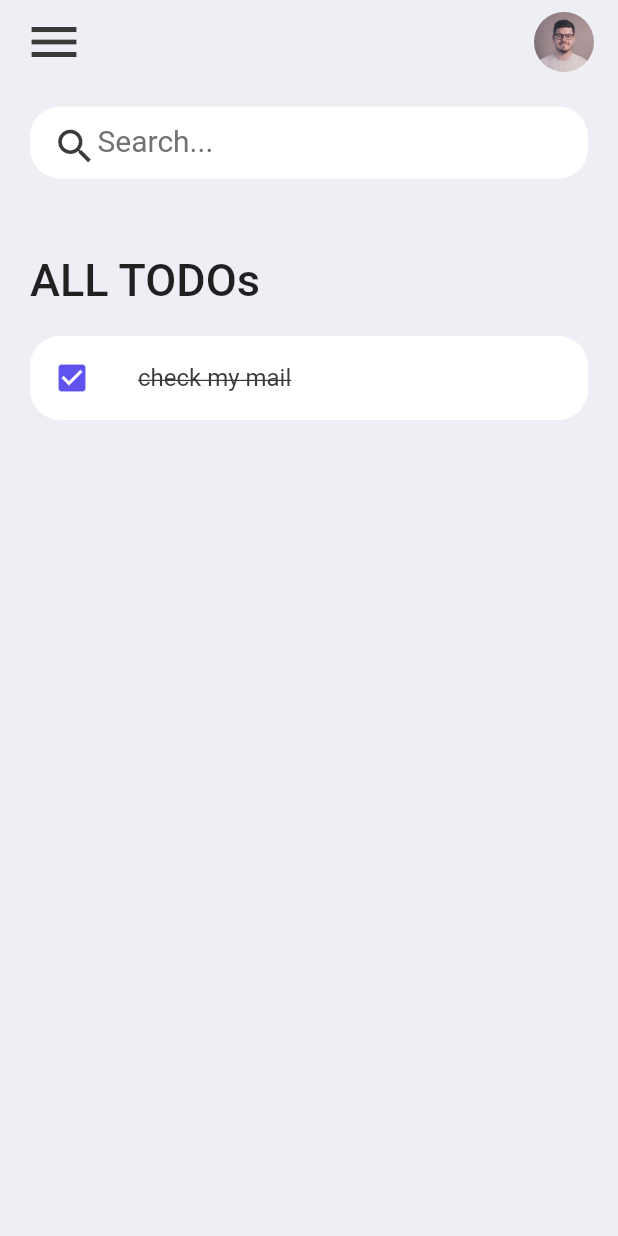
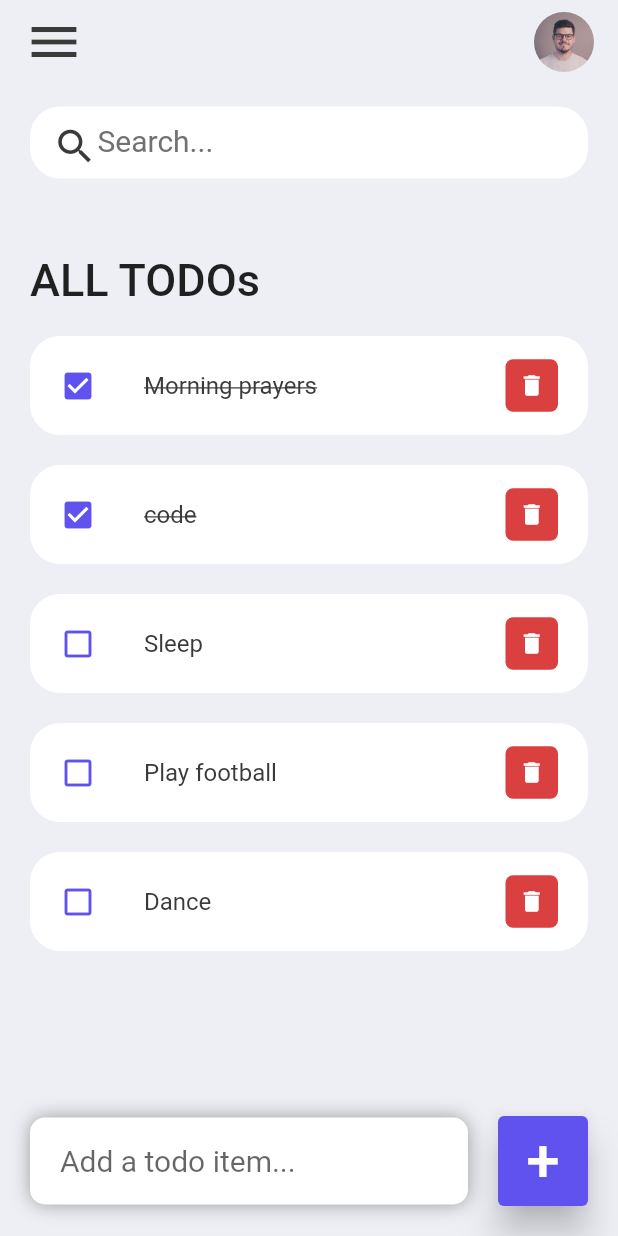
Before and after one commit to brightjonathan/Flutter_todoList, a Flutter app: the screen it shows after launch, on a phone screen of 412 x 824 dp. Run offline on Flutter 3.47's test engine with Material 2 defaults, Android fonts, the phone set to English and light mode, and no system bars.

Commit message:
done with ui

```diff
--- a/lib/List_items/todo_items.dart
+++ b/lib/List_items/todo_items.dart
@@ -1,28 +1,48 @@
-import 'dart:ui';
-
 import 'package:flutter/material.dart';
 import 'package:my_note/Constants/colours.dart';
+import 'package:my_note/Model/todo_model.dart';
 
 class Todo_items extends StatelessWidget {
-  const Todo_items({super.key});
+  const Todo_items({super.key, required this.todo});
+
+ //import from model
+  final toDo todo; //
 
   @override
   Widget build(BuildContext context) {
     return Container(
+      margin: EdgeInsets.only(bottom: 20),
       child: ListTile(
         onTap: () {},
-
         shape: RoundedRectangleBorder(
           borderRadius: BorderRadius.circular(20),
         ),
+        contentPadding: EdgeInsets.symmetric(horizontal: 20, vertical: 5),
         tileColor: Colors.white,
-        leading: Icon(Icons.check_box, color: tdBlue),
-        title: Text('check my mail',
-        style: TextStyle(
-          fontSize: 16,
-          color: tdBlack,
-          decoration: TextDecoration.lineThrough,
-        )
+        leading: Icon(
+          todo.isComplete ? Icons.check_box : Icons.check_box_outline_blank,
+          color: tdBlue
+          ),
+        title: Text(
+          todo.todoText!,
+            style: TextStyle(
+              fontSize: 16,
+              color: tdBlack,
+              decoration: todo.isComplete ? TextDecoration.lineThrough : null,
+            )
+            ),
+        trailing: Container(
+          padding: const EdgeInsets.all(0),
+          height: 35,
+          width: 35,
+          decoration: BoxDecoration(
+              color: tdRed, borderRadius: BorderRadius.circular(5)),
+          child: IconButton(
+            onPressed: () {},
+            color: Colors.white,
+            iconSize: 18,
+            icon: const Icon(Icons.delete),
+          ),
         ),
       ),
     );
--- /dev/null
+++ b/lib/Model/todo_model.dart
@@ -0,0 +1,23 @@
+//creating a model for todolist
+
+class toDo {
+  String? id;
+  String? todoText;
+  bool isComplete;
+
+  toDo({
+    required this.id,
+    required this.todoText,
+    this.isComplete = false,
+  });
+
+  static List<toDo> todoList() {
+    return [
+      toDo(id: '01', todoText: 'Morning prayers', isComplete: true),
+      toDo(id: '02', todoText: 'code', isComplete: true),
+      toDo(id: '03', todoText: 'Sleep', ),
+      toDo(id: '04', todoText: 'Play football', ),
+      toDo(id: '05', todoText: 'Dance', ),
+    ];
+  }
+}
--- a/lib/Screen/home.dart
+++ b/lib/Screen/home.dart
@@ -1,9 +1,13 @@
 import 'package:flutter/material.dart';
 import 'package:my_note/Constants/colours.dart'; //colour folder
 import '../List_items/todo_items.dart'; //todoitem folders
+import '../Model/todo_model.dart';
 
 class Home extends StatelessWidget {
-  const Home({super.key});
+  Home({super.key});
+
+  //imported the todolist from model
+  final todoList = toDo.todoList();
 
   @override
   Widget build(BuildContext context) {
@@ -28,13 +32,10 @@ class Home extends StatelessWidget {
                     child: Image.asset('assests/images/avatar.jpeg')),
               )
             ],
-          )
-          ),
-      body: Container(
-        padding: const EdgeInsets.symmetric(
-          horizontal: 20,
-          vertical: 15
-          ),
+          )),
+      body: Stack(children: [
+        Container(
+          padding: const EdgeInsets.symmetric(horizontal: 20, vertical: 15),
           child: Column(children: [
             //search box
             searchBox(),
@@ -44,48 +45,98 @@ class Home extends StatelessWidget {
                 children: [
                   Container(
                     margin: const EdgeInsets.only(top: 50, bottom: 20),
-                  child: const  Text('ALL TODOs',
-                  style:  TextStyle(
-                  fontSize: 30,
-                  fontWeight:  FontWeight.w500
-                  ),
+                    child: const Text(
+                      'ALL TODOs',
+                      style:
+                          TextStyle(fontSize: 30, fontWeight: FontWeight.w500),
                     ),
                   ),
 
                   //list items
-                Todo_items()
+                  for (toDo todoo in todoList) Todo_items(todo: todoo),
                 ],
               ),
             )
           ]),
         ),
+
+        //this for the input field bottom
+        Align(
+          alignment: Alignment.bottomCenter,
+          child: Row(children: [
+            Expanded(
+                child: Container(
+              margin: const EdgeInsets.only(
+                bottom: 20,
+                right: 20,
+                left: 20,
+              ),
+              padding: const EdgeInsets.symmetric(horizontal: 20, vertical: 5),
+              decoration: BoxDecoration(
+                  color: Colors.white,
+                  boxShadow: const [
+                    BoxShadow(
+                      color: Colors.grey,
+                      offset: Offset(0.0, 0.0),
+                      blurRadius: 10.0,
+                      spreadRadius: 0.0,
+                    )
+                  ],
+                  borderRadius: BorderRadius.circular(10)),
+              child: const TextField(
+                style: TextStyle(fontSize: 20),
+                decoration: InputDecoration(
+                  hintText: 'Add a todo item...',
+                  hintStyle: TextStyle(fontSize: 20),
+                  border: InputBorder.none,
+                ),
+              ),
+            )),
+            Container(
+              margin: const EdgeInsets.only(bottom: 20, right: 20),
+              child: ElevatedButton(
+                onPressed: () {
+                  print('Sent');
+                },
+                child: const Text('+',
+                  style: TextStyle(fontSize: 40),
+                ),
+                style: ElevatedButton.styleFrom(
+                 backgroundColor: tdBlue,
+                  minimumSize: Size(60, 60),
+                  elevation: 10,
+
+                ),
+              ),
+            )
+          ]),
+        )
+      ]),
     );
   }
 }
 
-
-
 //search box widget created
 Widget searchBox() {
   return Container(
-    padding: const EdgeInsets.symmetric(horizontal: 15, ),
+    padding: const EdgeInsets.symmetric(
+      horizontal: 15,
+    ),
     decoration: BoxDecoration(
         color: Colors.white, borderRadius: BorderRadius.circular(20)),
     child: const TextField(
-      decoration:  InputDecoration(
-        contentPadding:  EdgeInsets.all(0),
-        prefixIcon:   Icon(
+      style: TextStyle(fontSize: 20),
+      decoration: InputDecoration(
+        contentPadding: EdgeInsets.all(0),
+        prefixIcon: Icon(
           Icons.search,
           color: tdBlack,
           size: 30,
         ),
-        prefixIconConstraints:  BoxConstraints(
-          maxHeight: 25,
-          minHeight: 25
-          ),
+        prefixIconConstraints: BoxConstraints(maxHeight: 25, minHeight: 25),
         border: InputBorder.none,
         hintText: 'Search...',
-        hintStyle:  TextStyle(color: tdGrey, fontSize: 20),
+        hintStyle: TextStyle(color: tdGrey, fontSize: 20),
       ),
     ),
   );
--- a/lib/main.dart
+++ b/lib/main.dart
@@ -18,7 +18,7 @@ class MyApp extends StatelessWidget {
       SystemUiOverlayStyle(statusBarColor:
       Colors.transparent )
     );
-    return const MaterialApp(
+    return MaterialApp(
       debugShowCheckedModeBanner: false,
      home: Home()
      );
```
Lines whose indentation alone changed are shown as unchanged.
